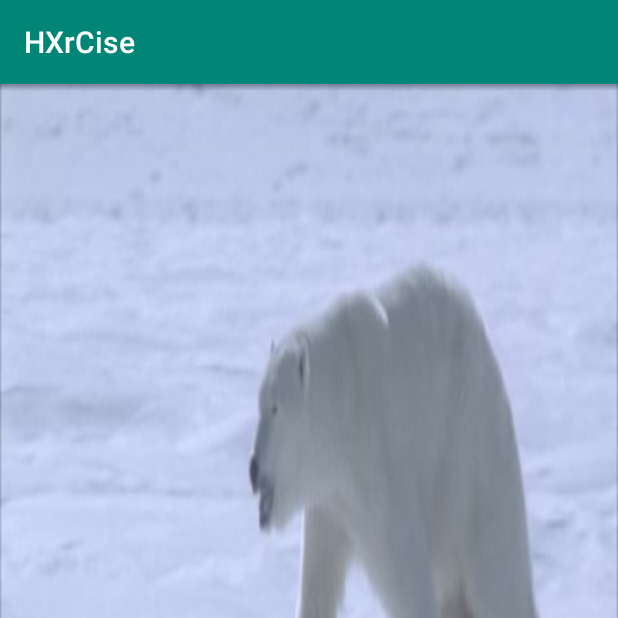
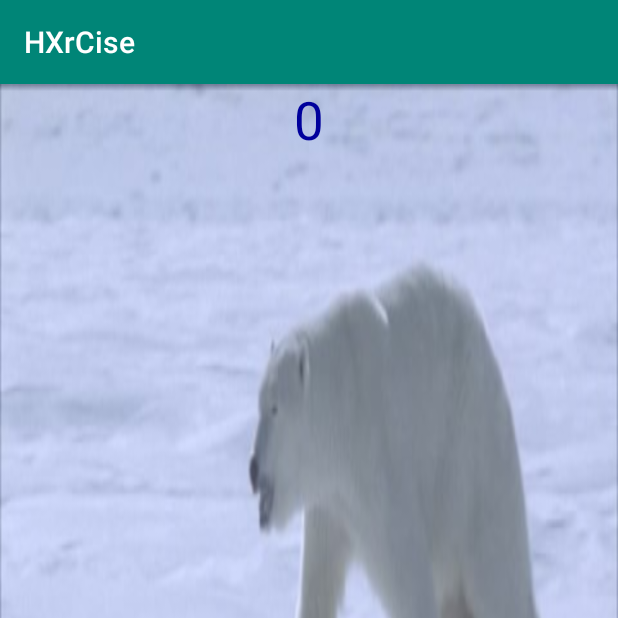
Before and after one commit to JSDeWolfe/HXrCise, an Android app: the screen it shows after launch (MainActivity), on a phone screen of 412 x 824 dp, the top half of it. Run offline under Robolectric (Android 15) with nearby library versions, the phone set to English and light mode, and no system bars.

```diff
--- a/app/build.gradle
+++ b/app/build.gradle
@@ -4,7 +4,7 @@ android {
     compileSdkVersion 26
     defaultConfig {
         applicationId "com.type12clarity.hxrcise.hxrcise"
-        minSdkVersion 15
+        minSdkVersion 16
         targetSdkVersion 26
         versionCode 1
         versionName "1.0"
--- a/app/src/main/java/com/type12clarity/hxrcise/hxrcise/Helpers/MediaMetadata.java
+++ b/app/src/main/java/com/type12clarity/hxrcise/hxrcise/Helpers/MediaMetadata.java
@@ -1,10 +1,15 @@
 package com.type12clarity.hxrcise.hxrcise.Helpers;
 
+import android.Manifest;
+import android.app.Activity;
 import android.content.ContentResolver;
+import android.content.pm.PackageManager;
 import android.database.Cursor;
 import android.net.Uri;
 import android.content.Context;
 import android.provider.MediaStore;
+import android.support.v4.app.ActivityCompat;
+import android.support.v4.content.ContextCompat;
 //https://www.youtube.com/watch?v=kf2fxYLOiSo
 import java.util.ArrayList;
 
@@ -13,6 +18,8 @@ public class MediaMetadata {
 
     public MediaMetadata(Context context)
     {
+        arrayList = new ArrayList<String>(10);
+        //arrayList.add("test");
         ContentResolver cr = context.getContentResolver();
         Uri songUri = MediaStore.Audio.Media.EXTERNAL_CONTENT_URI;
         Cursor songCursor = cr.query(songUri, null, null,null,null);
--- a/app/src/main/java/com/type12clarity/hxrcise/hxrcise/MainActivity.java
+++ b/app/src/main/java/com/type12clarity/hxrcise/hxrcise/MainActivity.java
@@ -1,5 +1,10 @@
 package com.type12clarity.hxrcise.hxrcise;
 
+import android.Manifest;
+import android.app.Activity;
+import android.content.pm.PackageManager;
+import android.support.v4.app.ActivityCompat;
+import android.support.v4.content.ContextCompat;
 import android.support.v7.app.AppCompatActivity;
 import android.os.Bundle;
 import java.lang.reflect.InvocationTargetException;
@@ -40,6 +45,7 @@ public class MainActivity extends AppCompatActivity {
     @Override
     protected void onCreate(Bundle savedInstanceState) {
         super.onCreate(savedInstanceState);
+        getReadPerm();
         MediaMetadata mmd = new MediaMetadata(this);
         setContentView(R.layout.activity_main);
         IntentFilter filter = new IntentFilter("android.bluetooth.device.action.PAIRING_REQUEST");
@@ -131,9 +137,38 @@ public class MainActivity extends AppCompatActivity {
                 }
             });
         }
+        TextView uritv = (TextView) findViewById(R.id.TVUri);
+        uritv.setText(String.valueOf(mmd.getURI().size()));
     }
 
-        private class BTBondReceiver extends BroadcastReceiver {
+    private void getReadPerm() {
+        if (ContextCompat.checkSelfPermission(this,
+                Manifest.permission.READ_EXTERNAL_STORAGE)
+                != PackageManager.PERMISSION_GRANTED) {
+
+            // Permission is not granted
+            // Should we show an explanation?
+            if (ActivityCompat.shouldShowRequestPermissionRationale(this,
+                    Manifest.permission.READ_EXTERNAL_STORAGE)) {
+                // Show an explanation to the user *asynchronously* -- don't block
+                // this thread waiting for the user's response! After the user
+                // sees the explanation, try again to request the permission.
+            } else {
+                // No explanation needed; request the permission
+                ActivityCompat.requestPermissions(this,
+                        new String[]{Manifest.permission.READ_EXTERNAL_STORAGE},
+                        1);
+
+                // MY_PERMISSIONS_REQUEST_READ_CONTACTS is an
+                // app-defined int constant. The callback method gets the
+                // result of the request.
+            }
+        } else {
+            // Permission has already been granted
+        }
+    }
+
+    private class BTBondReceiver extends BroadcastReceiver {
             @Override
             public void onReceive(Context context, Intent intent) {
                 Bundle b = intent.getExtras();
--- a/app/src/main/res/layout/activity_main.xml
+++ b/app/src/main/res/layout/activity_main.xml
@@ -45,6 +45,20 @@
         app:layout_constraintRight_toRightOf="parent"
         app:layout_constraintTop_toBottomOf="@+id/TVSpd" />
 
+    <TextView
+        android:id="@+id/TVUri"
+        android:layout_width="wrap_content"
+        android:layout_height="wrap_content"
+        android:layout_marginBottom="8dp"
+        android:text="Uri!"
+        android:textSize="35dp"
+        android:textColor="#00009C"
+
+
+        app:layout_constraintLeft_toLeftOf="parent"
+        app:layout_constraintRight_toRightOf="parent"
+        app:layout_constraintTop_toTopOf="parent" />
+
     <Button
         android:id="@+id/ButtonStart"
         android:layout_width="wrap_content"
```
